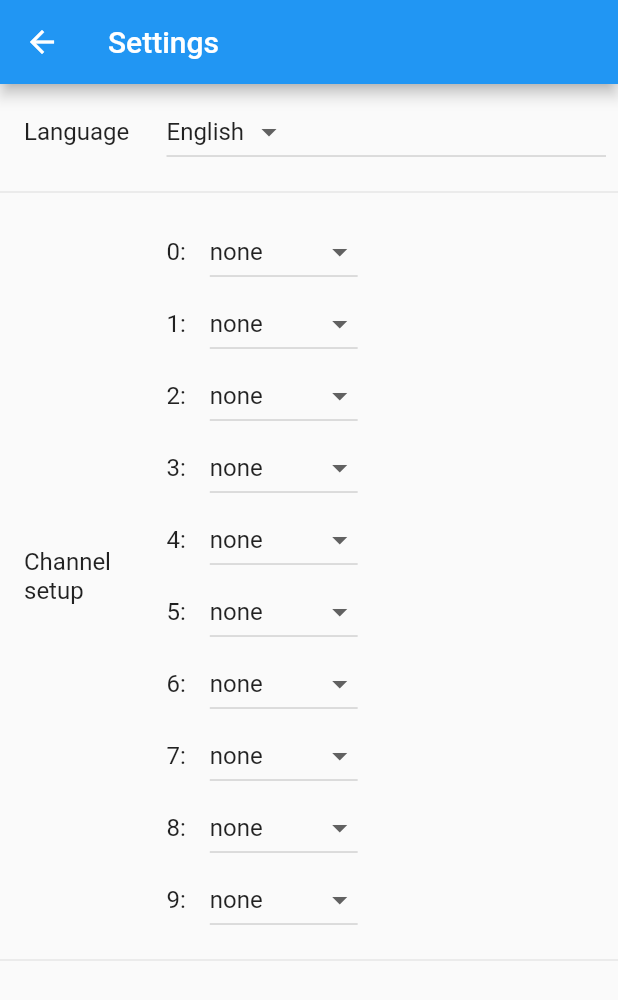
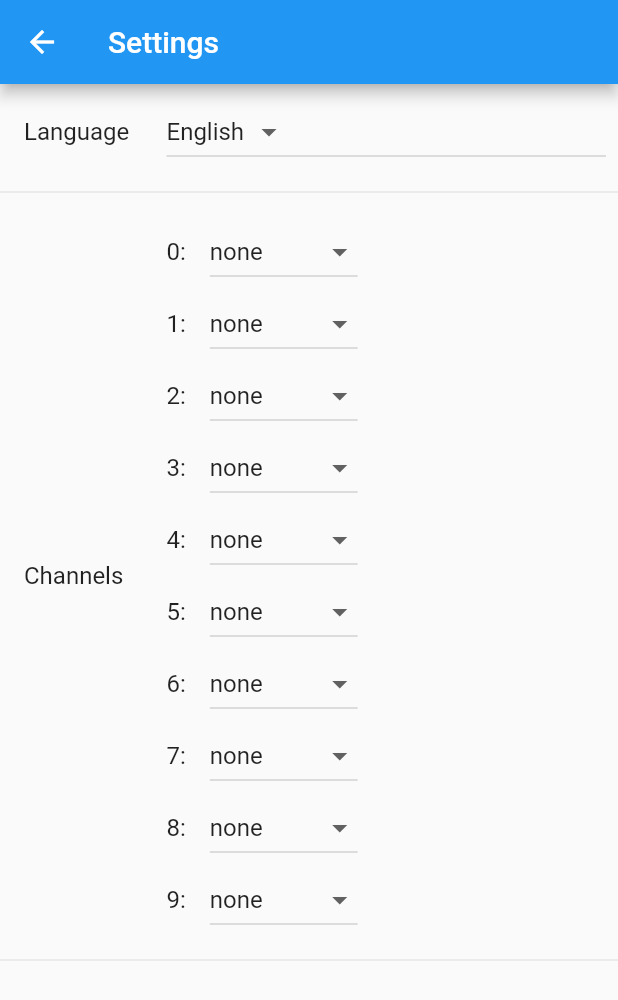
Before and after one commit to TobiasJacob/gcrdeviceconfigurator, a Flutter app: the SettingsPage screen opened directly, on a phone screen of 412 x 824 dp. Shown: the top 1000 px of the screen. Run offline on Flutter 3.47's test engine with Material 2 defaults, Android fonts, the phone set to English and light mode, and no system bars; our stand-ins replace file_picker, localstorage; missing offline and left inert: dartusbhid.

Commit message:
Translated settings

```diff
--- a/lib/i18n/langs/language_de.dart
+++ b/lib/i18n/langs/language_de.dart
@@ -5,8 +5,17 @@ class LanguageDe extends Languages {
   String get appName => "Pedal Konfigurator";
 
   @override
+  String get settings => "Einstellungen";
+
+  @override
   String get english => "Englisch";
 
   @override
   String get german => "Deutsch";
+
+  @override
+  String get channelSettings => "Kanal";
+
+  @override
+  String get languageSettings => "Sprache";
 }
--- a/lib/i18n/langs/language_en.dart
+++ b/lib/i18n/langs/language_en.dart
@@ -5,8 +5,17 @@ class LanguageEn extends Languages {
   String get appName => "Pedal Configurator";
 
   @override
+  String get settings => "Settings";
+
+  @override
   String get english => "English";
 
   @override
   String get german => "German";
+
+  @override
+  String get channelSettings => "Channels";
+
+  @override
+  String get languageSettings => "Language";
 }
--- a/lib/i18n/languages.dart
+++ b/lib/i18n/languages.dart
@@ -7,7 +7,10 @@ abstract class Languages {
 
   String get appName;
 
+  // Settings
+  String get settings;
   String get english;
-
   String get german;
+  String get languageSettings;
+  String get channelSettings;
 }
--- a/lib/pages/settings/channel_tile.dart
+++ b/lib/pages/settings/channel_tile.dart
@@ -2,6 +2,7 @@ import 'package:flutter/material.dart';
 import 'package:gcrdeviceconfigurator/pages/settings/settings_tile.dart';
 
 import '../../data/app_settings.dart';
+import '../../i18n/languages.dart';
 
 class ChannelItem extends StatelessWidget {
   final int index;
@@ -37,10 +38,11 @@ class ChannelTile extends StatelessWidget {
 
   @override
   Widget build(BuildContext context) {
+    final lang = Languages.of(context);
     final appSettings = AppSettings.of(context);
 
     return SettingsTile(
-        title: "Channel setup",
+        title: lang.channelSettings,
         child: Column(children: [
           for (var i = 0; i < appSettings.channelSettings.length; i++)
             ChannelItem(
--- a/lib/pages/settings/language_settings_tile.dart
+++ b/lib/pages/settings/language_settings_tile.dart
@@ -12,7 +12,7 @@ class LanguageSettingTile extends StatelessWidget {
     final appSettings = AppSettings.of(context);
 
     return SettingsTile(
-        title: "Language",
+        title: lang.languageSettings,
         child: DropdownButton<String>(
           onChanged: (value) {
             final String languageCode = value!;
--- a/lib/pages/settings_page.dart
+++ b/lib/pages/settings_page.dart
@@ -1,15 +1,18 @@
 import 'package:flutter/material.dart';
 import 'package:gcrdeviceconfigurator/pages/settings/channel_tile.dart';
 import 'package:gcrdeviceconfigurator/pages/settings/language_settings_tile.dart';
+
+import '../i18n/languages.dart';
 
 class SettingsPage extends StatelessWidget {
   const SettingsPage({super.key});
 
   @override
   Widget build(BuildContext context) {
+    final lang = Languages.of(context);
     return Scaffold(
       appBar: AppBar(
-        title: const Text('Settings'),
+        title: Text(lang.settings),
       ),
       body: Column(
         children: const [
```
